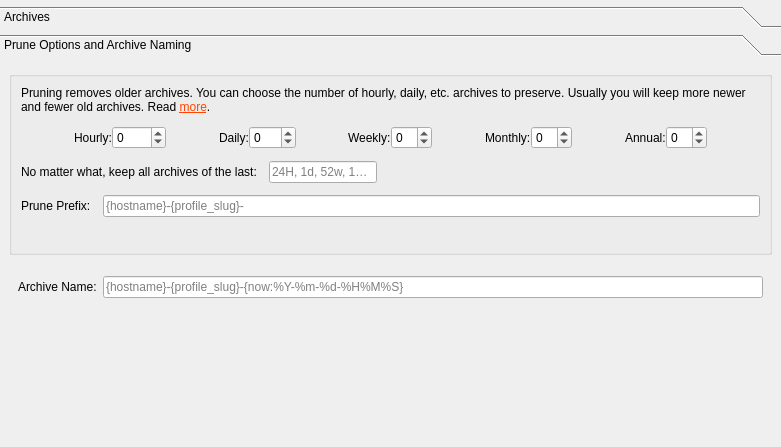
Qt form src/vorta/assets/UI/archivetab.ui (borgbase/vorta) before a commit.
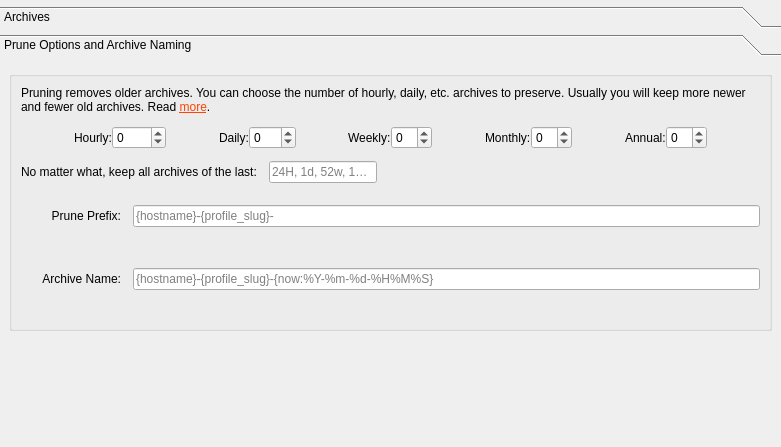
The same form after that commit. The open tabs and pages were chosen to show the change.

Commit message: Fix macOS input form size

What changed in the file:
```diff
--- a/src/vorta/assets/UI/archivetab.ui
+++ b/src/vorta/assets/UI/archivetab.ui
@@ -349,8 +349,8 @@
        <rect>
         <x>0</x>
         <y>0</y>
-        <width>540</width>
-        <height>352</height>
+        <width>781</width>
+        <height>367</height>
        </rect>
       </property>
       <attribute name="label">
@@ -599,11 +599,23 @@
            </layout>
           </item>
           <item>
-           <layout class="QFormLayout" name="formLayout">
-            <item row="0" column="0">
-             <widget class="QLabel" name="label_4">
+           <layout class="QGridLayout" name="gridLayout_2">
+            <property name="topMargin">
+             <number>10</number>
+            </property>
+            <item row="2" column="0">
+             <widget class="QLabel" name="label_3">
+              <property name="minimumSize">
+               <size>
+                <width>100</width>
+                <height>0</height>
+               </size>
+              </property>
               <property name="text">
-               <string>Prune Prefix:</string>
+               <string>Archive Name:</string>
+              </property>
+              <property name="alignment">
+               <set>Qt::AlignRight|Qt::AlignTrailing|Qt::AlignVCenter</set>
               </property>
              </widget>
             </item>
@@ -617,21 +629,22 @@
               </property>
              </widget>
             </item>
-            <item row="1" column="1">
-             <widget class="QLabel" name="prunePrefixPreview">
-              <property name="styleSheet">
-               <string notr="true">color: grey</string>
+            <item row="0" column="0">
+             <widget class="QLabel" name="label_4">
+              <property name="minimumSize">
+               <size>
+                <width>100</width>
+                <height>0</height>
+               </size>
               </property>
+              <property name="text">
+               <string>Prune Prefix:</string>
+              </property>
+              <property name="alignment">
+               <set>Qt::AlignRight|Qt::AlignTrailing|Qt::AlignVCenter</set>
+              </property>
              </widget>
             </item>
-           </layout>
-          </item>
-         </layout>
-        </widget>
-       </item>
-       <item>
-        <widget class="QFrame" name="frame_name_options">
-         <layout class="QFormLayout" name="formLayout_2">
           <item row="2" column="1">
            <widget class="QLineEdit" name="archiveNameTemplate">
             <property name="toolTip">
@@ -642,26 +655,26 @@
             </property>
            </widget>
           </item>
-          <item row="2" column="0">
-           <widget class="QLabel" name="label_3">
-            <property name="text">
-             <string>Archive Name:</string>
+            <item row="1" column="1">
+             <widget class="QLabel" name="prunePrefixPreview">
+              <property name="font">
+               <font>
+                <pointsize>11</pointsize>
+               </font>
+              </property>
+              <property name="styleSheet">
+               <string notr="true">color: grey;</string>
+              </property>
+              <property name="alignment">
+               <set>Qt::AlignLeading|Qt::AlignLeft|Qt::AlignTop</set>
             </property>
            </widget>
           </item>
           <item row="3" column="1">
            <widget class="QLabel" name="archiveNamePreview">
-            <property name="minimumSize">
-             <size>
-              <width>0</width>
-              <height>20</height>
-             </size>
-            </property>
             <property name="font">
              <font>
               <pointsize>11</pointsize>
-              <weight>50</weight>
-              <bold>false</bold>
              </font>
             </property>
             <property name="styleSheet">
@@ -670,12 +683,16 @@
             <property name="alignment">
              <set>Qt::AlignLeading|Qt::AlignLeft|Qt::AlignTop</set>
             </property>
-            <property name="margin">
-             <number>1</number>
-            </property>
            </widget>
           </item>
          </layout>
+          </item>
+         </layout>
+        </widget>
+       </item>
+       <item>
+        <widget class="QFrame" name="frame_name_options">
+         <layout class="QFormLayout" name="formLayout_2"/>
         </widget>
        </item>
        <item>
```
Left out of the diff: 2 changed lines with no effect on the pictures. Lines whose indentation alone changed are shown as unchanged.
